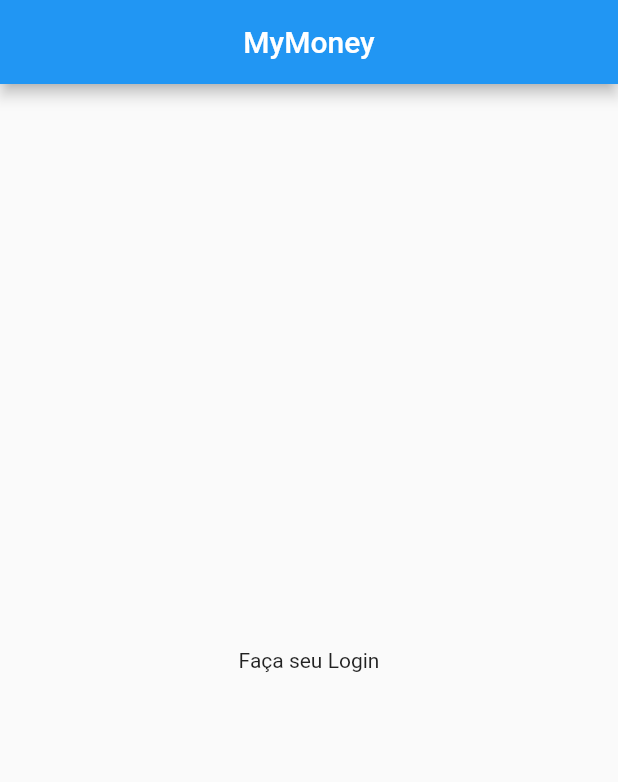
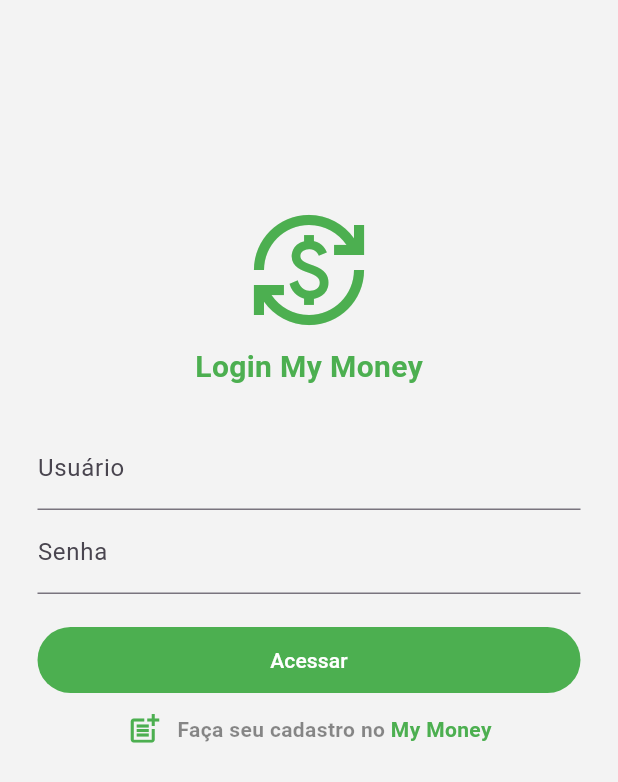
Before and after one commit to ceduklein/MyMoney-App, a Flutter app: the screen it shows after launch, on a phone screen of 412 x 824 dp. Shown: the top 782 px of the screen. Run offline on Flutter 3.47's test engine with Material 2 defaults, Android fonts, the phone set to English and light mode, and no system bars.

Commit message:
02 - Sign In Page / Components

```diff
--- a/lib/main.dart
+++ b/lib/main.dart
@@ -1,5 +1,7 @@
 import 'package:flutter/material.dart';
-import 'package:senai_mymoney_app/src/signIn/page/signin_page.dart';
+import 'package:senai_mymoney_app/src/modules/initial/page/initial_page.dart';
+import 'package:senai_mymoney_app/src/modules/signin/page/signin_page.dart';
+import 'package:senai_mymoney_app/src/router/app_router.dart';
 
 void main() {
   runApp(const App());
@@ -13,11 +15,16 @@ class App extends StatelessWidget {
   Widget build(BuildContext context) {
     return MaterialApp(
       debugShowCheckedModeBanner: false,
-      title: 'Flutter Demo',
+      title: 'My Money',
       theme: ThemeData(
-        primarySwatch: Colors.blue,
+        primarySwatch: Colors.green,
+        useMaterial3: true,
       ),
-      home: const SignIn(title: 'MyMoney'),
+      home: const InitialPage(),
+      darkTheme: ThemeData.dark(),
+      routes: {
+        AppRouter.login: (context) => const SignInPage(),
+      },
     );
   }
 }
--- /dev/null
+++ b/lib/src/modules/signin/components/register_link.dart
@@ -0,0 +1,33 @@
+import 'package:flutter/material.dart';
+import 'package:senai_mymoney_app/src/shared/colors/app_colors.dart';
+
+class RegisterLink extends StatelessWidget {
+  const RegisterLink({super.key});
+
+  @override
+  Widget build(BuildContext context) {
+    return Row(
+      mainAxisAlignment: MainAxisAlignment.center,
+      children: const [
+        Padding(
+          padding: EdgeInsets.only(right: 10),
+          child: Icon(Icons.post_add, color: AppColors.logo),
+        ),
+        Text(
+          'Faça seu cadastro no ',
+          style: TextStyle(
+            color: Colors.black45,
+            fontWeight: FontWeight.bold,
+          ),
+        ),
+        Text(
+          'My Money',
+          style: TextStyle(
+            color: AppColors.logo,
+            fontWeight: FontWeight.bold,
+          ),
+        ),
+      ],
+    );
+  }
+}
--- /dev/null
+++ b/lib/src/modules/signin/page/signin_page.dart
@@ -0,0 +1,64 @@
+import 'package:flutter/material.dart';
+import 'package:senai_mymoney_app/src/modules/signin/components/register_link.dart';
+import 'package:senai_mymoney_app/src/shared/components/app_button.dart';
+import 'package:senai_mymoney_app/src/shared/components/app_logo_title.dart';
+
+class SignInPage extends StatefulWidget {
+  const SignInPage({super.key});
+
+  @override
+  State<SignInPage> createState() => _SignInPageState();
+}
+
+class _SignInPageState extends State<SignInPage> {
+  TextEditingController loginController = TextEditingController();
+  TextEditingController passwordController = TextEditingController();
+
+  @override
+  Widget build(BuildContext context) {
+    return Scaffold(
+      backgroundColor: const Color.fromARGB(242, 242, 242, 242),
+      body: SingleChildScrollView(
+          child: SafeArea(
+              child: Center(
+        child: Padding(
+          padding: const EdgeInsets.only(top: 140, left: 25, right: 25),
+          child: Column(
+            mainAxisSize: MainAxisSize.max,
+            crossAxisAlignment: CrossAxisAlignment.center,
+            children: [
+              const AppLogoTitle(
+                title: 'Login My Money',
+                iconSize: 80,
+                titleSize: 20,
+              ),
+              TextFormField(
+                enabled: true,
+                controller: loginController,
+                textAlign: TextAlign.start,
+                autofocus: false,
+                keyboardType: TextInputType.text,
+                decoration: const InputDecoration(label: Text('Usuário')),
+              ),
+              TextFormField(
+                enabled: true,
+                controller: passwordController,
+                textAlign: TextAlign.start,
+                autofocus: false,
+                obscureText: true,
+                decoration: const InputDecoration(label: Text('Senha')),
+              ),
+              Padding(
+                  padding: const EdgeInsets.only(top: 20, bottom: 10),
+                  child: AppButton(action: () {}, label: 'Acessar')),
+              GestureDetector(
+                onTap: () {},
+                child: const RegisterLink(),
+              )
+            ],
+          ),
+        ),
+      ))),
+    );
+  }
+}
--- /dev/null
+++ b/lib/src/router/app_router.dart
@@ -0,0 +1,3 @@
+class AppRouter {
+  static const String login = '/login';
+}
--- /dev/null
+++ b/lib/src/shared/colors/app_colors.dart
@@ -0,0 +1,8 @@
+import 'package:flutter/material.dart';
+
+class AppColors {
+  static const Color initialPageBackground = Color(0xFFE7E7E7);
+  static const Color appPageBackground = Color(0xFFE7E7E7);
+  static const Color logo = Colors.green;
+  static const Color expense = Colors.redAccent;
+}
--- /dev/null
+++ b/lib/src/shared/components/app_button.dart
@@ -0,0 +1,58 @@
+import 'package:flutter/material.dart';
+import 'package:senai_mymoney_app/src/shared/colors/app_colors.dart';
+
+class AppButton extends StatelessWidget {
+  final VoidCallback action;
+  final BuildContext? context;
+  final String label;
+  final double? paddingTop;
+  final double? paddingBottom;
+  final double? paddingLeft;
+  final double? paddingRigth;
+
+  final double? height;
+
+  const AppButton({
+    Key? key,
+    required this.action,
+    this.context,
+    required this.label,
+    this.paddingTop,
+    this.paddingBottom,
+    this.paddingLeft,
+    this.paddingRigth,
+    this.height,
+  }) : super(key: key);
+
+  @override
+  Widget build(BuildContext context) {
+    return Padding(
+      padding: EdgeInsets.only(
+        bottom: paddingBottom ?? 0,
+        top: paddingTop ?? 0,
+        left: paddingLeft ?? 0,
+        right: paddingRigth ?? 0,
+      ),
+      child: SizedBox(
+        width: double.infinity,
+        child: TextButton(
+          onPressed: action,
+          style: TextButton.styleFrom(
+            shape:
+                RoundedRectangleBorder(borderRadius: BorderRadius.circular(50)),
+            backgroundColor: AppColors.logo,
+            foregroundColor: AppColors.logo,
+            padding: const EdgeInsets.all(12),
+            surfaceTintColor: AppColors.logo,
+          ),
+          child: Text(
+            label,
+            textAlign: TextAlign.center,
+            overflow: TextOverflow.clip,
+            style: const TextStyle(color: Colors.white),
+          ),
+        ),
+      ),
+    );
+  }
+}
--- /dev/null
+++ b/lib/src/shared/components/app_logo_title.dart
@@ -0,0 +1,32 @@
+import 'package:flutter/material.dart';
+import '../colors/app_colors.dart';
+
+class AppLogoTitle extends StatelessWidget {
+  final String title;
+  final double? titleSize;
+  final double? iconSize;
+
+  const AppLogoTitle(
+      {super.key, required this.title, this.titleSize, this.iconSize});
+
+  @override
+  Widget build(BuildContext context) {
+    return Column(
+      children: [
+        Icon(
+          Icons.currency_exchange,
+          color: AppColors.logo,
+          size: iconSize ?? 100,
+        ),
+        Padding(
+          padding: const EdgeInsets.only(top: 10, bottom: 25),
+          child: Text(title,
+              style: TextStyle(
+                  color: AppColors.logo,
+                  fontSize: titleSize ?? 20,
+                  fontWeight: FontWeight.bold)),
+        )
+      ],
+    );
+  }
+}
--- /dev/null
+++ b/lib/src/shared/extensions/string_extension.dart
@@ -0,0 +1,5 @@
+extension StringExtension on String {
+  String onlyNumber() => replaceAll(RegExp(r'[^0-9]'), '');
+
+  String trimLeftZeros() => replaceAll(RegExp(r'^0+'), '');
+}
--- /dev/null
+++ b/lib/src/shared/metrics/app_metrics.dart
@@ -0,0 +1,3 @@
+class AppMetrics {
+  static const double barHeight = 50;
+}
--- a/lib/src/signin/page/signin_page.dart
+++ /dev/null
@@ -1,34 +0,0 @@
-import 'package:flutter/material.dart';
-
-class SignIn extends StatefulWidget {
-  const SignIn({super.key, required this.title});
-
-  final String title;
-
-  @override
-  State<SignIn> createState() => _SignInState();
-}
-
-class _SignInState extends State<SignIn> {
-  final GlobalKey<_SignInState> _signInKey = GlobalKey<_SignInState>();
-
-  @override
-  Widget build(BuildContext context) {
-    return Scaffold(
-      appBar: AppBar(
-        title: Text(widget.title),
-        centerTitle: true,
-      ),
-      body: Center(
-        child: Column(
-          mainAxisAlignment: MainAxisAlignment.center,
-          children: <Widget>[
-            const Text(
-              'Faça seu Login',
-            ),
-          ],
-        ),
-      ),
-    );
-  }
-}
```
Also changed, not shown: lib/src/modules/initial/page/initial_page.dart (added, +40 -0 lines), lib/src/shared/helpers/input_mask.dart (added, +79 -0 lines), lib/src/shared/helpers/text._input_formatter.dart (added, +16 -0 lines), pubspec.yaml (+4 -3 lines), lib/src/modules/signup/page/signup_page.dart (added), pubspec.lock.
